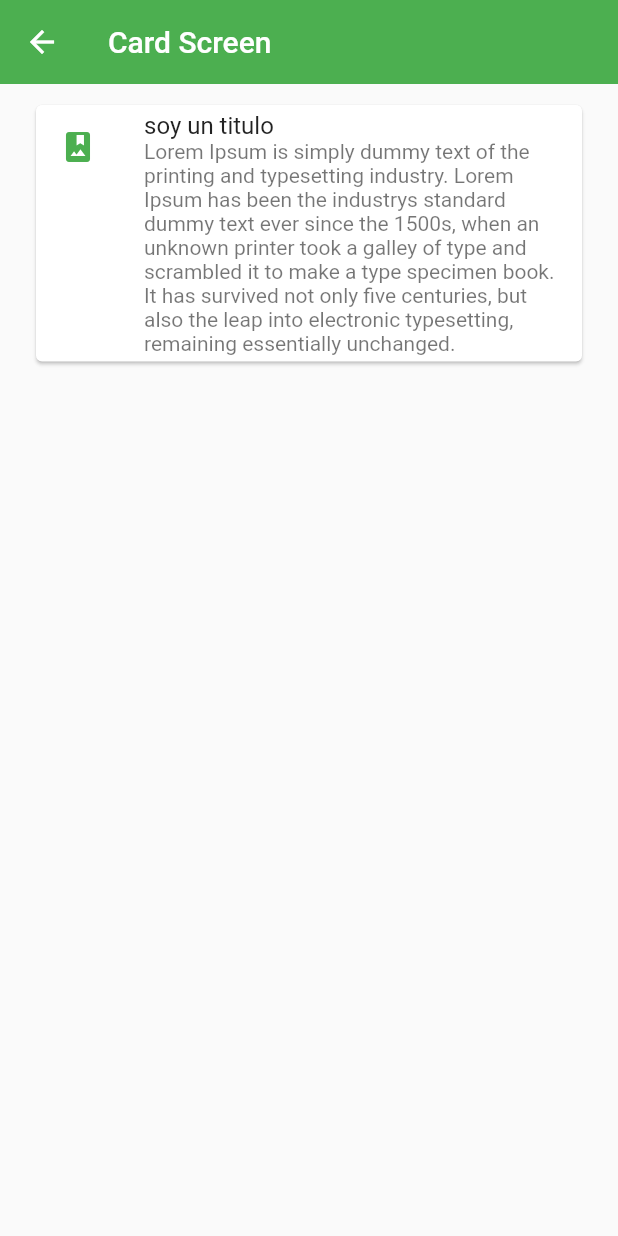
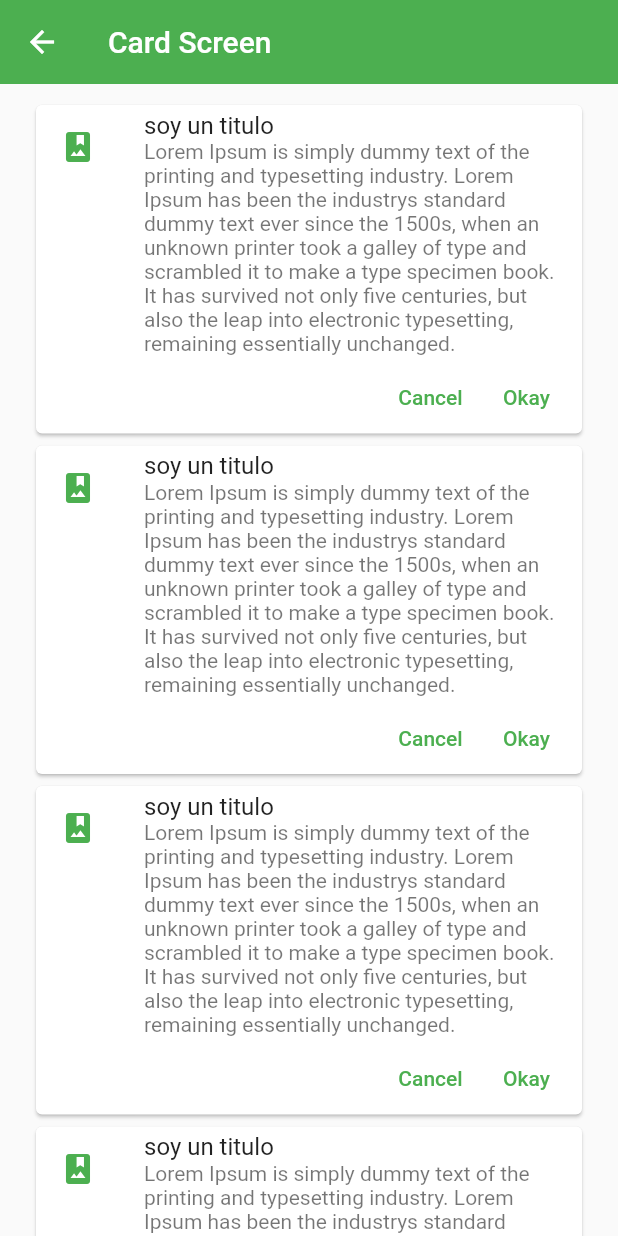
Before and after one commit to fernando59/flutter_components, a Flutter app: the CardScreen screen opened by its route, on a phone screen of 412 x 824 dp. Run offline on Flutter 3.47's test engine with Material 2 defaults, Android fonts, the phone set to English and light mode, and no system bars.

Commit message:
Add button theme

```diff
--- a/lib/screens/card_screen.dart
+++ b/lib/screens/card_screen.dart
@@ -1,5 +1,6 @@
 import 'package:flutter/material.dart';
-import 'package:flutter_components/theme/app_theme.dart';
+
+import '../widgets/widgets.dart';
 
 class CardScreen extends StatelessWidget {
   const CardScreen({Key? key}) : super(key: key);
@@ -10,20 +11,14 @@ class CardScreen extends StatelessWidget {
         appBar: AppBar(title: const Text('Card Screen')),
         body: ListView(
           padding: const EdgeInsets.symmetric(horizontal: 20, vertical: 10),
-          children: [
-            Card(
-              child: Column(children: const [
-                ListTile(
-                  leading: Icon(
-                    Icons.photo_album,
-                    color: AppTheme.primary,
-                  ),
-                  title: Text('soy un titulo'),
-                  subtitle: Text(
-                      'Lorem Ipsum is simply dummy text of the printing and typesetting industry. Lorem Ipsum has been the industrys standard dummy text ever since the 1500s, when an unknown printer took a galley of type and scrambled it to make a type specimen book. It has survived not only five centuries, but also the leap into electronic typesetting, remaining essentially unchanged.'),
-                )
-              ]),
-            )
+          children: const [
+            CustomCard(),
+            CustomCard(),
+            CustomCard(),
+            CustomCard(),
+            CustomCard(),
+            CustomCard(),
+            CustomCard(),
           ],
         ));
   }
--- a/lib/theme/app_theme.dart
+++ b/lib/theme/app_theme.dart
@@ -6,7 +6,9 @@ class AppTheme {
   static final ThemeData lightTheme = ThemeData().copyWith(
       primaryColor: primary,
       //appBar Theme
-      appBarTheme: const AppBarTheme(color: primary, elevation: 0));
+      appBarTheme: const AppBarTheme(color: primary, elevation: 0),
+      textButtonTheme:
+          TextButtonThemeData(style: TextButton.styleFrom(primary: primary)));
 
   static final ThemeData darkTheme = ThemeData().copyWith(
       primaryColor: primary,
--- /dev/null
+++ b/lib/widgets/custom_card.dart
@@ -0,0 +1,36 @@
+import 'package:flutter/material.dart';
+
+import '../theme/app_theme.dart';
+
+class CustomCard extends StatelessWidget {
+  const CustomCard({
+    Key? key,
+  }) : super(key: key);
+
+  @override
+  Widget build(BuildContext context) {
+    return Card(
+      child: Column(children: [
+        const ListTile(
+          leading: Icon(
+            Icons.photo_album,
+            color: AppTheme.primary,
+          ),
+          title: Text('soy un titulo'),
+          subtitle: Text(
+              'Lorem Ipsum is simply dummy text of the printing and typesetting industry. Lorem Ipsum has been the industrys standard dummy text ever since the 1500s, when an unknown printer took a galley of type and scrambled it to make a type specimen book. It has survived not only five centuries, but also the leap into electronic typesetting, remaining essentially unchanged.'),
+        ),
+        Padding(
+          padding: const EdgeInsets.only(right: 5),
+          child: Row(
+            mainAxisAlignment: MainAxisAlignment.end,
+            children: [
+              TextButton(onPressed: () {}, child: const Text('Cancel')),
+              TextButton(onPressed: () {}, child: const Text('Okay')),
+            ],
+          ),
+        )
+      ]),
+    );
+  }
+}
--- /dev/null
+++ b/lib/widgets/widgets.dart
@@ -0,0 +1 @@
+export 'package:flutter_components/widgets/custom_card.dart';
```
